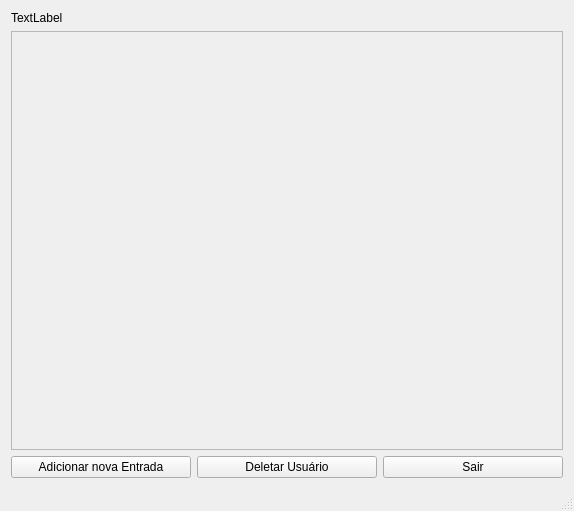
ecsanchesjr/ProjetoSeguran-a, file PasswordManager2/principal.ui: the form before one commit.
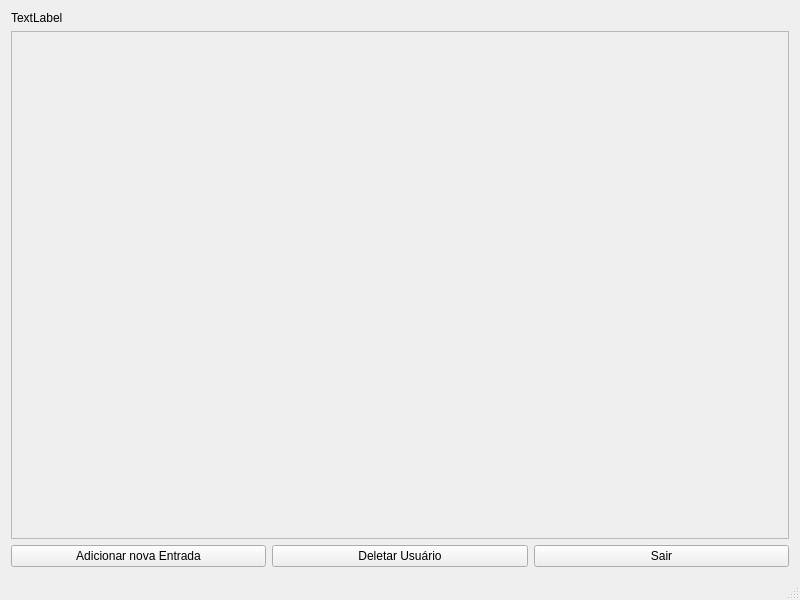
The form after the commit.

Commit message: Apresentações de telas bonitinhas

```diff
--- a/PasswordManager2/principal.ui
+++ b/PasswordManager2/principal.ui
@@ -6,10 +6,16 @@
    <rect>
     <x>0</x>
     <y>0</y>
-    <width>574</width>
-    <height>511</height>
+    <width>800</width>
+    <height>600</height>
    </rect>
   </property>
+  <property name="minimumSize">
+   <size>
+    <width>800</width>
+    <height>600</height>
+   </size>
+  </property>
   <property name="windowTitle">
    <string>Principal</string>
   </property>
@@ -34,8 +40,8 @@
           <rect>
            <x>0</x>
            <y>0</y>
-           <width>556</width>
-           <height>404</height>
+           <width>782</width>
+           <height>493</height>
           </rect>
          </property>
          <layout class="QGridLayout" name="gridLayout_2">
```
The commit also changes 6 other files.
